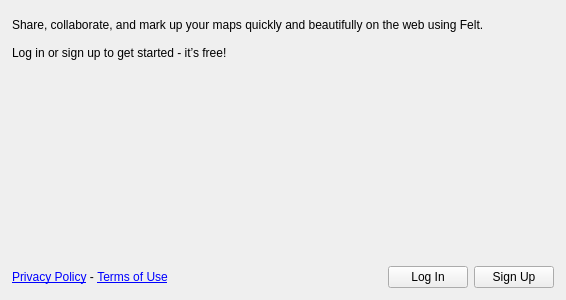
Old version of the form felt/ui/authorize.ui in the repository felt/qgis-plugin.
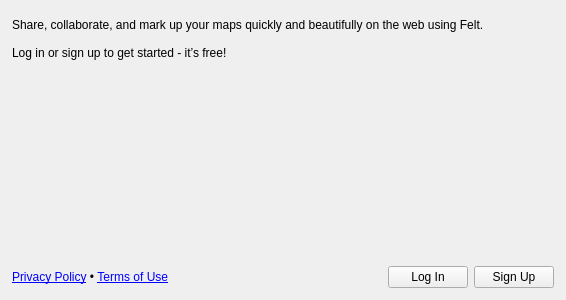
New version of the form.

Commit message: Respect mockup colors

Patch:
```diff
--- a/felt/ui/authorize.ui
+++ b/felt/ui/authorize.ui
@@ -80,7 +80,7 @@
        <item>
         <widget class="QLabel" name="footer_label">
          <property name="text">
-          <string>&lt;html&gt;&lt;head/&gt;&lt;body&gt;&lt;p&gt;&lt;a href=&quot;privacy_policy&quot;&gt;&lt;span style=&quot; text-decoration: underline; color:#0000ff;&quot;&gt;Privacy Policy&lt;/span&gt;&lt;/a&gt; - &lt;a href=&quot;terms_of_use&quot;&gt;&lt;span style=&quot; text-decoration: underline; color:#0000ff;&quot;&gt;Terms of Use&lt;/span&gt;&lt;/a&gt;&lt;/p&gt;&lt;/body&gt;&lt;/html&gt;</string>
+          <string>&lt;html&gt;&lt;head/&gt;&lt;body&gt;&lt;p&gt;&lt;a href=&quot;privacy_policy&quot;&gt;Privacy Policy&lt;/a&gt; •  &lt;a href=&quot;terms_of_use&quot;&gt;Terms of Use&lt;/a&gt;&lt;/p&gt;&lt;/body&gt;&lt;/html&gt;</string>
          </property>
          <property name="wordWrap">
           <bool>true</bool>
```
The commit also changes 5 other files.
